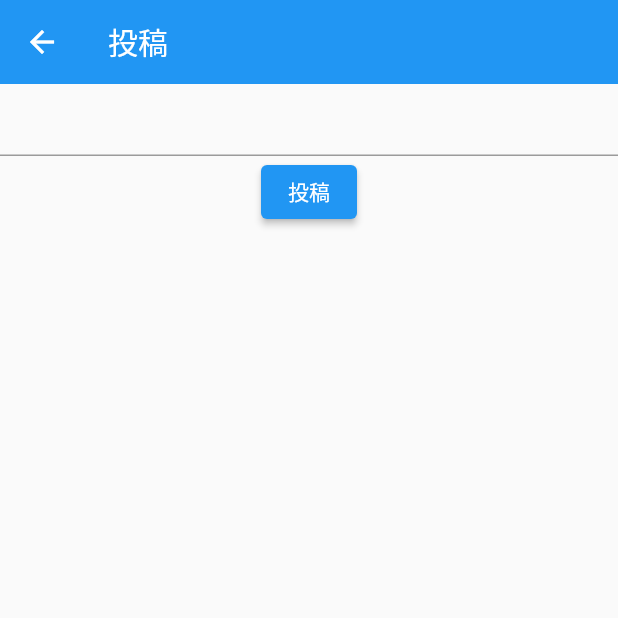
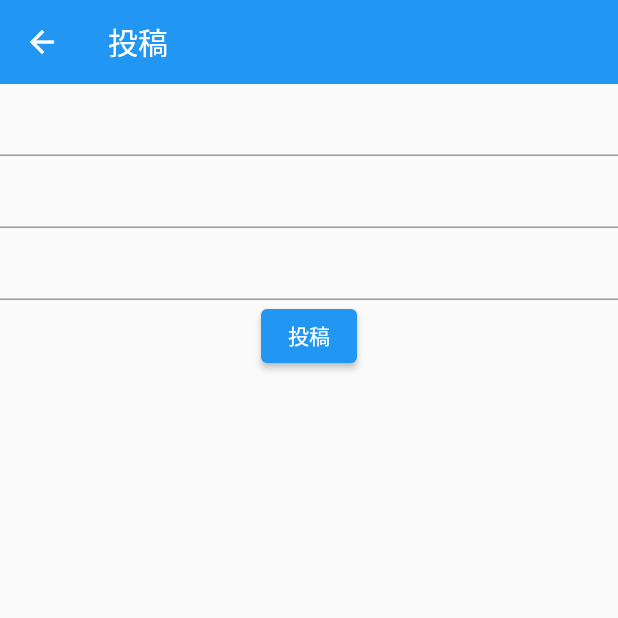
Before and after one commit to iseruuuuu/disney_app, a Flutter app: the PostScreen screen opened directly, after a tap on "投稿", on a phone screen of 412 x 824 dp, the top half of it. Run offline on Flutter 3.47's test engine with Material 2 defaults, Android fonts, the phone set to English and light mode, and no system bars; our stand-ins replace cloud_firestore, firebase_auth, firebase_core, firebase_storage, image_picker; accounts and stored records are empty; network calls fail.

Commit message:
add1.0: データ構造を２つ増やした（rank, attractionName）

```diff
--- a/lib/model/post.dart
+++ b/lib/model/post.dart
@@ -6,10 +6,16 @@ class Post {
   String postAccountId;
   Timestamp? createdTime;
 
+  int rank;
+  String attractionName;
+
   Post({
     this.id = '',
     this.content = '',
     this.postAccountId = '',
     this.createdTime,
+
+    this.rank = 0,
+    this.attractionName = '',
   });
 }
--- a/lib/screen/account/account_screen.dart
+++ b/lib/screen/account/account_screen.dart
@@ -144,6 +144,8 @@ class _AccountScreenState extends State<AccountScreen> {
                                               ],
                                             ),
                                             Text(post.content),
+                                            Text(post.rank.toString()),
+                                            Text(post.attractionName),
                                           ],
                                         ),
                                       ],
--- a/lib/screen/post/post_screen.dart
+++ b/lib/screen/post/post_screen.dart
@@ -12,6 +12,8 @@ class PostScreen extends StatefulWidget {
 
 class _PostScreenState extends State<PostScreen> {
   TextEditingController controller = TextEditingController();
+  TextEditingController rankController = TextEditingController();
+  TextEditingController attractionNameController = TextEditingController();
 
   @override
   Widget build(BuildContext context) {
@@ -25,12 +27,22 @@ class _PostScreenState extends State<PostScreen> {
           TextField(
             controller: controller,
           ),
+          TextField(
+            controller: rankController,
+          ),
+          TextField(
+            controller: attractionNameController,
+          ),
           ElevatedButton(
             onPressed: () async {
-              if (controller.text.isNotEmpty) {
+              if (controller.text.isNotEmpty &&
+                  rankController.text.isNotEmpty &&
+                  attractionNameController.text.isNotEmpty) {
                 Post newPost = Post(
                   content: controller.text,
                   postAccountId: Authentication.myAccount!.id,
+                  rank: int.parse(rankController.text),
+                  attractionName: attractionNameController.text,
                 );
                 var result = await PostFirestore.addPost(newPost);
                 if (result == true) {
--- a/lib/screen/time_line/time_line_screen.dart
+++ b/lib/screen/time_line/time_line_screen.dart
@@ -54,6 +54,8 @@ class _TimeLineScreenState extends State<TimeLineScreen> {
                             content: data['content'],
                             postAccountId: data['post_account_id'],
                             createdTime: data['created_time'],
+                            rank: data['rank'],
+                            attractionName: data['attraction_name'],
                           );
                           Account postAccount =
                               userSnapshot.data![post.postAccountId]!;
@@ -99,6 +101,8 @@ class _TimeLineScreenState extends State<TimeLineScreen> {
                                       ],
                                     ),
                                     Text(post.content),
+                                    Text(post.rank.toString()),
+                                    Text(post.attractionName),
                                   ],
                                 ),
                               ],
--- a/lib/utils/firestore/posts_firestore.dart
+++ b/lib/utils/firestore/posts_firestore.dart
@@ -15,6 +15,8 @@ class PostFirestore {
         'content': newPost.content,
         'post_account_id': newPost.postAccountId,
         'created_time': Timestamp.now(),
+        'rank': newPost.rank,
+        'attraction_name': newPost.attractionName,
       });
       userPosts.doc(result.id).set({
         'post_id': result.id,
@@ -39,6 +41,8 @@ class PostFirestore {
           content: data['content'],
           postAccountId: data['post_account_id'],
           createdTime: data['created_time'],
+          rank: data['rank'],
+          attractionName: data['attraction_name'],
         );
         postList.add(post);
       });
```
